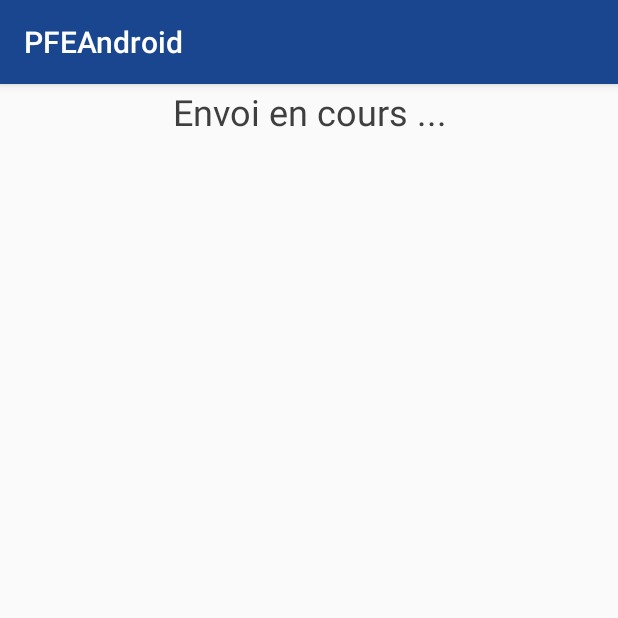
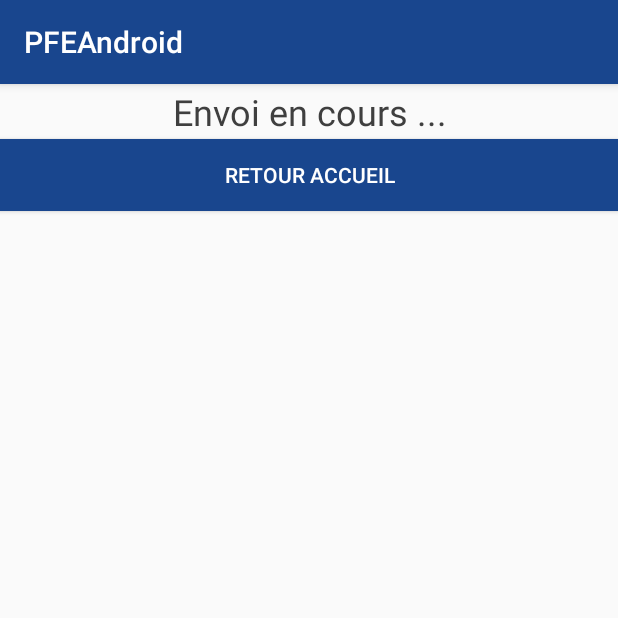
Before and after one commit to Camille235/PFEAndroid, an Android app: the EvaluationValidationActivity screen opened directly, with no data from a screen before it, on a phone screen of 412 x 824 dp, the top half of it. Run offline under Robolectric (Android 15) with nearby library versions, the phone set to English and light mode, and no system bars; pictures from the network do not load; 7 statements that could not run were skipped.

Commit message:
bugs par Jérome :)

```diff
--- a/app/src/main/AndroidManifest.xml
+++ b/app/src/main/AndroidManifest.xml
@@ -32,6 +32,7 @@
                 <category android:name="android.intent.category.LAUNCHER"/>
             </intent-filter>
         </activity>
+        <activity android:name=".MainActivity" />
         <activity android:name=".HomeActivity" />
         <activity android:name=".ListProjectActivity" />
         <activity android:name=".SideMenuActivity" />
--- a/app/src/main/java/fr/eseo/dis/camille/pfeandroid/EvaluationValidationActivity.java
+++ b/app/src/main/java/fr/eseo/dis/camille/pfeandroid/EvaluationValidationActivity.java
@@ -10,6 +10,7 @@ import android.support.v7.widget.LinearLayoutManager;
 import android.support.v7.widget.RecyclerView;
 import android.util.Log;
 import android.view.View;
+import android.widget.Button;
 import android.widget.TextView;
 import android.widget.Toast;
 
@@ -30,7 +31,7 @@ public class EvaluationValidationActivity extends AppCompatActivity {
     private EvaluationValidationAdaptater evaluationValidationAdaptater;
     private RecyclerView recycler;
     private TextView textViewMessage;
-
+    private Button backButton;
     private WebServices webServices;
 
     private int idProject;
@@ -44,7 +45,7 @@ public class EvaluationValidationActivity extends AppCompatActivity {
         setContentView(R.layout.activity_evaluation_validation);
 
         textViewMessage = (TextView) findViewById(R.id.text_loading);
-
+        backButton = (Button) findViewById(R.id.button_back);
         Intent intent = getIntent();
         ObjectMapper o = new ObjectMapper();
         try {
@@ -62,6 +63,16 @@ public class EvaluationValidationActivity extends AppCompatActivity {
         evaluationValidationAdaptater = new EvaluationValidationAdaptater(this);
         recycler.setAdapter(evaluationValidationAdaptater);
         evaluationValidationAdaptater.setNotes(noteInfo.getNotes());
+
+
+        backButton.setOnClickListener(new View.OnClickListener() {
+            @Override
+            public void onClick(View v) {
+                Intent intent = new Intent(EvaluationValidationActivity.this, HomeActivity.class);
+                startActivity(intent);
+            }
+
+        });
 
         new HttpRequestTask().execute();
     }
--- a/app/src/main/java/fr/eseo/dis/camille/pfeandroid/database/DatabaseProject.java
+++ b/app/src/main/java/fr/eseo/dis/camille/pfeandroid/database/DatabaseProject.java
@@ -30,7 +30,7 @@ public class DatabaseProject {
     private String posterProject;
 
     @NonNull
-    @ColumnInfo(name = "posterProject")
+    @ColumnInfo(name = "idPseudoJury")
     private int idPseudoJury;
 
     public DatabaseProject(@NonNull String titleProject, @NonNull String descriptionProject, @NonNull String posterProject, @NonNull int idPseudoJury) {
--- a/app/src/main/res/layout/activity_evaluation.xml
+++ b/app/src/main/res/layout/activity_evaluation.xml
@@ -80,6 +80,8 @@
             android:id="@+id/button_notes_validation"
             android:layout_width="match_parent"
             android:layout_height="match_parent"
+            android:background="@color/blue"
+            android:textColor="@color/white"
             android:text="Valider"
             android:visibility="gone"
             android:layout_gravity="center_horizontal"/>
--- a/app/src/main/res/layout/activity_evaluation_validation.xml
+++ b/app/src/main/res/layout/activity_evaluation_validation.xml
@@ -23,7 +23,21 @@
         <android.support.v7.widget.RecyclerView
             android:id="@+id/cardNotesValidation"
             android:layout_width="wrap_content"
-            android:layout_height="wrap_content" />
+            android:layout_height="wrap_content"
+            android:layout_gravity="center"/>
+        <RelativeLayout
+            android:layout_width="wrap_content"
+            android:layout_height="wrap_content">
+        </RelativeLayout>
+
+        <Button
+            android:id="@+id/button_back"
+            android:layout_width="match_parent"
+            android:layout_height="wrap_content"
+            android:background="@color/blue"
+            android:text="Retour accueil"
+            android:textAlignment="center"
+            android:textColor="@color/white"/>
 
     </LinearLayout>
 </RelativeLayout>
--- a/app/src/main/res/layout/activity_home.xml
+++ b/app/src/main/res/layout/activity_home.xml
@@ -21,7 +21,7 @@
         android:layout_marginRight="8dp"
         app:layout_constraintRight_toRightOf="parent"
         android:layout_marginLeft="8dp"
-        app:layout_constraintVertical_bias="0.921"
+        app:layout_constraintVertical_bias="0.041"
         app:layout_constraintLeft_toLeftOf="parent" />
 
     <Button
--- a/app/src/main/res/layout/activity_project_details.xml
+++ b/app/src/main/res/layout/activity_project_details.xml
@@ -109,10 +109,13 @@
                     android:layout_height="match_parent"
                     android:layout_gravity="center">
 
+
                     <Button
                         android:layout_width="wrap_content"
                         android:layout_height="wrap_content"
                         android:id="@+id/button_evaluation"
+                        android:background="@color/blue"
+                        android:textColor="@color/white"
                         android:text="Noter"/>
                 </LinearLayout>
             </LinearLayout>
```
Also changed, not shown: app/src/main/java/fr/eseo/dis/camille/pfeandroid/AddPseudoJuryActivity.java (+62 -18 lines), app/src/main/java/fr/eseo/dis/camille/pfeandroid/HomeActivity.java (+0 -7 lines).
